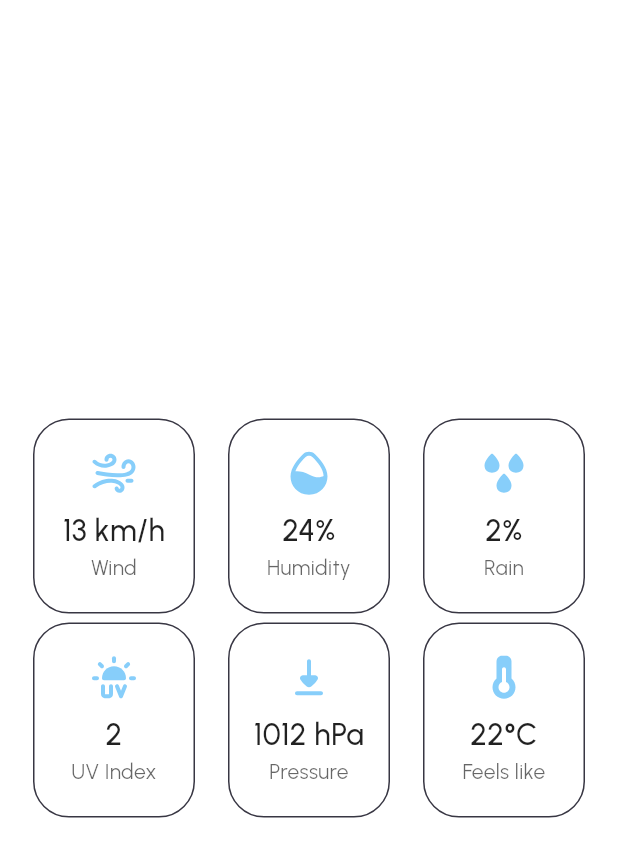
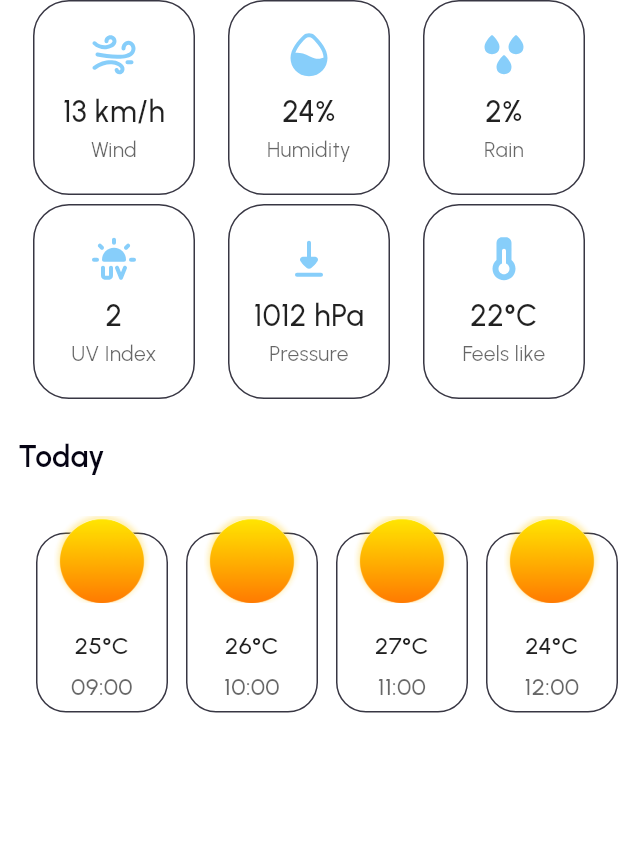
Before and after one commit to Havana-Squad/weather_app, a Flutter app: the screen it shows after launch, on a phone screen of 412 x 824 dp. Shown: the top 857 px of the screen. Run offline on Flutter 3.47's test engine with Material 3 defaults, Android fonts, the phone set to English and light mode, and no system bars; our stand-ins replace dio, equatable, flutter_svg, geolocator, get_it; generated files the repository leaves out were written again.

Commit message:
feat: add hourly_forecast_section

```diff
--- a/lib/presentation/design_system/theme/app_themes.dart
+++ b/lib/presentation/design_system/theme/app_themes.dart
@@ -15,6 +15,7 @@ class DayTheme implements AppTheme {
       surface: AppColors.dayBackground,
       onSurfaceVariant: AppColors.dayText60,
       onSecondary: AppColors.dayText87,
+      secondaryContainer: AppColors.dayElementBackgroundColor
     );
 
     return ThemeData.from(colorScheme: colorScheme);
@@ -48,6 +49,7 @@ class NightTheme implements AppTheme {
       outline: AppColors.nightBorder,
       surface: AppColors.nightBackground,
       onSurfaceVariant: AppColors.nightText60,
+      secondaryContainer: AppColors.nightElementBackgroundColor
     );
 
     return ThemeData.from(colorScheme: colorScheme);
--- a/lib/presentation/screen/component/hourly_forcast_item.dart
+++ b/lib/presentation/screen/component/hourly_forecast_item.dart
@@ -1,15 +1,13 @@
 import 'package:flutter/material.dart';
 
+import '../weather_screen_state.dart';
+
 class HourlyForecastItem extends StatelessWidget {
-  final String forecastImage;
-  final String temperatureDegree;
-  final String hour;
+  final HourlyForecastUiState forecast;
 
   const HourlyForecastItem({
     super.key,
-    required this.forecastImage,
-    required this.temperatureDegree,
-    required this.hour,
+    required this.forecast,
   });
 
   @override
@@ -37,14 +35,14 @@ class HourlyForecastItem extends StatelessWidget {
               mainAxisAlignment: MainAxisAlignment.start,
               children: [
                 Image.asset(
-                  forecastImage,
+                  forecast.forecastImage,
                   width: 64,
                   height: 60,
                   fit: BoxFit.contain,
                 ),
                 const SizedBox(height: 16),
                 Text(
-                  temperatureDegree,
+                  forecast.temperatureDegree,
                   textAlign: TextAlign.center,
                   style: TextStyle(
                     fontSize: 16,
@@ -56,7 +54,7 @@ class HourlyForecastItem extends StatelessWidget {
                 ),
                 const SizedBox(height: 4),
                 Text(
-                  hour,
+                  forecast.hour,
                   textAlign: TextAlign.center,
                   style: TextStyle(
                     fontSize: 16,
--- /dev/null
+++ b/lib/presentation/screen/component/hourly_forecast_section.dart
@@ -0,0 +1,49 @@
+import 'package:flutter/cupertino.dart';
+import 'package:flutter/material.dart';
+import 'package:weather_app/presentation/screen/component/hourly_forecast_item.dart';
+
+import '../weather_screen_state.dart';
+
+class HourlyForecastSection extends StatelessWidget {
+  final List<HourlyForecastUiState> hourlyForecast;
+
+  const HourlyForecastSection({
+    super.key,
+    required this.hourlyForecast,
+  });
+
+  @override
+  Widget build(BuildContext context) {
+    return Column(
+      crossAxisAlignment: CrossAxisAlignment.start,
+      children: [
+        Padding(
+          padding: const EdgeInsets.symmetric(horizontal: 12),
+          child: Text(
+            'Today',
+            style: TextStyle(
+              fontSize: 20,
+              fontWeight: FontWeight.w600,
+              letterSpacing: 0.25,
+              color: Theme.of(context).colorScheme.secondaryContainer,
+              fontFamily: 'Urbanist',
+            ),
+          ),
+        ),
+        const SizedBox(height: 24),
+        SizedBox(
+          height: 140,
+          child: ListView.builder(
+            scrollDirection: Axis.horizontal,
+            padding: const EdgeInsets.symmetric(horizontal: 12),
+            itemCount: hourlyForecast.length,
+            itemBuilder: (context, index) {
+              final item = hourlyForecast[index];
+              return HourlyForecastItem(forecast: item);
+            },
+          ),
+        ),
+      ],
+    );
+  }
+}
--- a/lib/presentation/screen/component/weather_info.dart
+++ b/lib/presentation/screen/component/weather_info_section.dart
@@ -3,7 +3,7 @@ import 'package:weather_app/presentation/screen/component/weather_info_item.dart
 
 import '../../../l10n/app_localizations.dart';
 
-class WeatherInfo extends StatelessWidget{
+class WeatherInfoSection extends StatelessWidget{
   final String wind;
   final String humidity;
   final String rain;
@@ -12,7 +12,7 @@ class WeatherInfo extends StatelessWidget{
   final String feelsLike;
 
 
-  const WeatherInfo({
+  const WeatherInfoSection({
     super.key,
     required this.wind,
     required this.humidity,
--- a/lib/presentation/screen/weather_screen.dart
+++ b/lib/presentation/screen/weather_screen.dart
@@ -1,5 +1,7 @@
 import 'package:flutter/material.dart';
-import 'package:weather_app/presentation/screen/component/weather_info.dart';
+import 'package:weather_app/presentation/screen/component/hourly_forecast_section.dart';
+import 'package:weather_app/presentation/screen/component/weather_info_section.dart';
+import 'package:weather_app/presentation/screen/weather_screen_state.dart';
 
 class WeatherScreen extends StatelessWidget {
   const WeatherScreen({super.key});
@@ -8,7 +10,9 @@ class WeatherScreen extends StatelessWidget {
   Widget build(BuildContext context) {
     return Scaffold(
       body: Center(
-        child: WeatherInfo(
+        child: Column(
+          children: [
+            WeatherInfoSection(
               wind: '13',
               humidity: '24',
               rain: '2',
@@ -16,6 +20,10 @@ class WeatherScreen extends StatelessWidget {
               pressure: '1012',
               feelsLike: '22',
             ),
+            const SizedBox(height: 24),
+            HourlyForecastSection(hourlyForecast: dummyHourlyForecast)
+          ],
+        ),
       ),
     );
   }
--- /dev/null
+++ b/lib/presentation/screen/weather_screen_state.dart
@@ -0,0 +1,49 @@
+class HourlyForecastUiState {
+  final String forecastImage;
+  final String temperatureDegree;
+  final String hour;
+
+  const HourlyForecastUiState({
+    required this.forecastImage,
+    required this.temperatureDegree,
+    required this.hour,
+  });
+}
+
+List<HourlyForecastUiState> dummyHourlyForecast = [
+  HourlyForecastUiState(
+    forecastImage: 'assets/images/day_clear_sky.png',
+    temperatureDegree: '25°C',
+    hour: '09:00',
+  ),
+  HourlyForecastUiState(
+    forecastImage: 'assets/images/day_clear_sky.png',
+    temperatureDegree: '26°C',
+    hour: '10:00',
+  ),
+  HourlyForecastUiState(
+    forecastImage: 'assets/images/day_clear_sky.png',
+    temperatureDegree: '27°C',
+    hour: '11:00',
+  ),
+  HourlyForecastUiState(
+    forecastImage: 'assets/images/day_clear_sky.png',
+    temperatureDegree: '24°C',
+    hour: '12:00',
+  ),
+  HourlyForecastUiState(
+    forecastImage: 'assets/images/day_clear_sky.png',
+    temperatureDegree: '23°C',
+    hour: '13:00',
+  ),
+  HourlyForecastUiState(
+    forecastImage: 'assets/images/day_clear_sky.png',
+    temperatureDegree: '22°C',
+    hour: '14:00',
+  ),
+  HourlyForecastUiState(
+    forecastImage: 'assets/images/day_clear_sky.png',
+    temperatureDegree: '24°C',
+    hour: '15:00',
+  ),
+];
```
Lines whose indentation alone changed are shown as unchanged.
